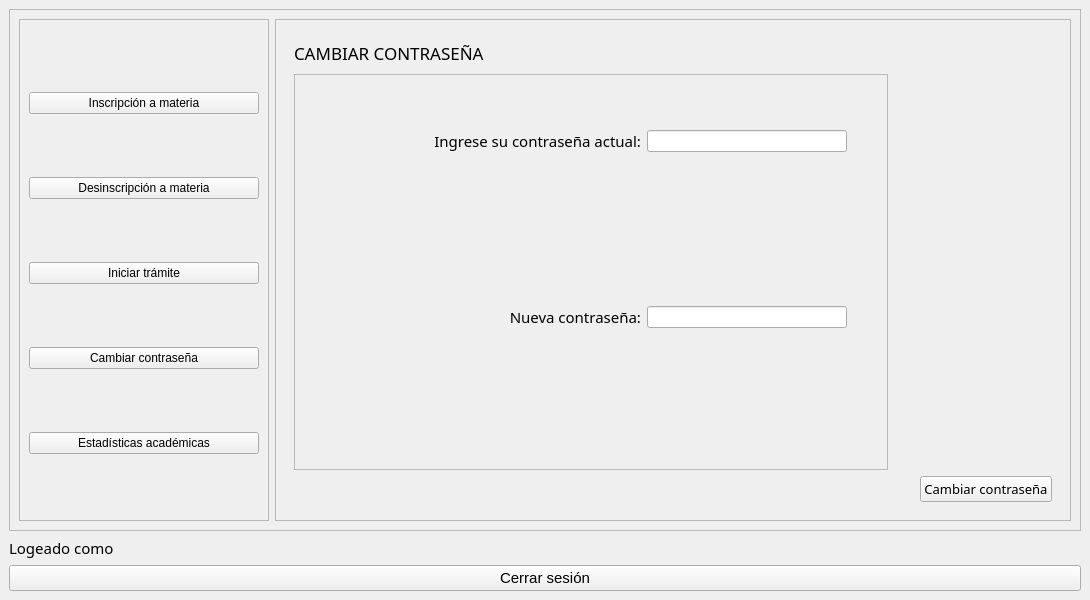
Qt form designer/systemalu.ui (LeonelScalise/EDDYPOO-REY_V2.0) before a commit.
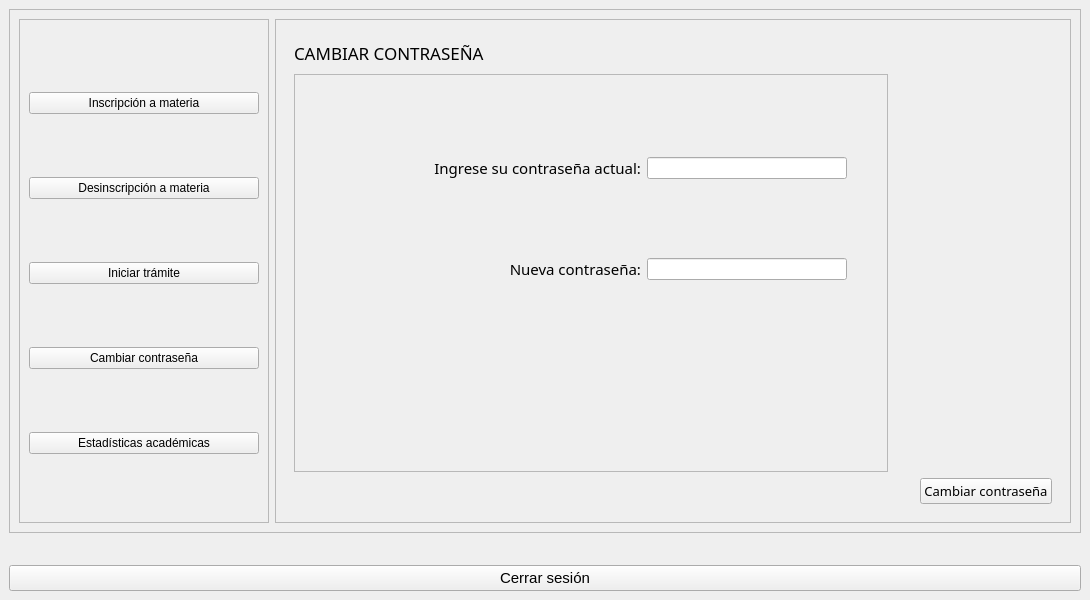
The same form after that commit. The open tabs and pages were chosen to show the change.

```diff
--- a/designer/systemalu.ui
+++ b/designer/systemalu.ui
@@ -48,7 +48,7 @@
        </font>
       </property>
       <property name="text">
-       <string>Logeado como</string>
+       <string/>
       </property>
       <property name="alignment">
        <set>Qt::AlignLeading|Qt::AlignLeft|Qt::AlignVCenter</set>
@@ -844,9 +844,12 @@
                      <height>16777215</height>
                     </size>
                    </property>
+                   <property name="echoMode">
+                    <enum>QLineEdit::Password</enum>
+                   </property>
                   </widget>
                  </item>
-                 <item row="3" column="1">
+                 <item row="2" column="1">
                   <widget class="QLabel" name="label_error_new_pass_alu">
                    <property name="maximumSize">
                     <size>
@@ -862,7 +865,7 @@
                    </property>
                   </widget>
                  </item>
-                 <item row="2" column="1">
+                 <item row="1" column="1">
                   <widget class="QLineEdit" name="input_new_pass_alu">
                    <property name="maximumSize">
                     <size>
@@ -870,9 +873,12 @@
                      <height>16777215</height>
                     </size>
                    </property>
+                   <property name="echoMode">
+                    <enum>QLineEdit::Password</enum>
+                   </property>
                   </widget>
                  </item>
-                 <item row="2" column="0">
+                 <item row="1" column="0">
                   <widget class="QLabel" name="label_49">
                    <property name="sizePolicy">
                     <sizepolicy hsizetype="Preferred" vsizetype="Preferred">
```
Left out of the diff: 292 changed lines with no effect on the pictures.
